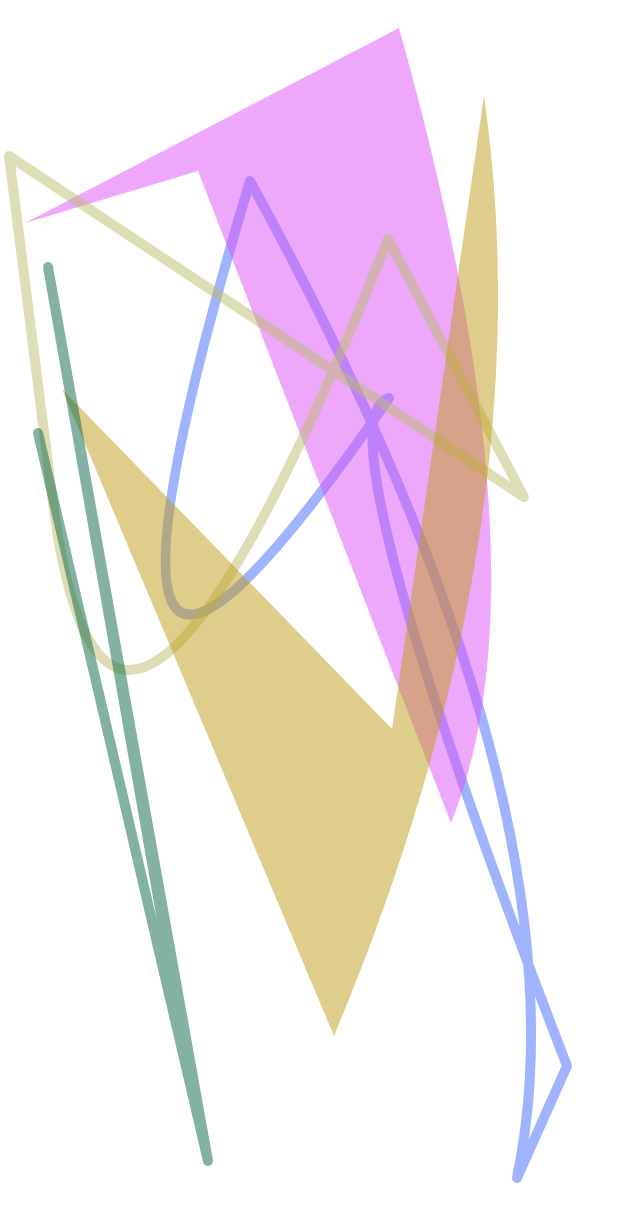
After one commit to Dmedina88/davidmedina.game, an Android app built with Jetpack Compose: the @Preview function RandomShapeScreen, on a phone screen of 412 x 824 dp. The commit adds this screen. Shown: the top 1222 px of the screen. Run offline under Robolectric (Android 15) with nearby library versions, the phone set to English and light mode, and no system bars.

Commit message:
new ai shape screen

```diff
--- /dev/null
+++ b/app/src/main/java/davidmedina/game/app/features/ai/RandomShapeScreen.kt
@@ -0,0 +1,51 @@
+package davidmedina.game.app.features.ai
+
+import androidx.compose.foundation.Canvas
+import androidx.compose.foundation.layout.fillMaxSize
+import androidx.compose.runtime.Composable
+import androidx.compose.ui.Modifier
+import androidx.compose.ui.graphics.Path
+import androidx.compose.ui.graphics.StrokeCap
+import androidx.compose.ui.graphics.StrokeJoin
+import androidx.compose.ui.graphics.drawscope.Fill
+import androidx.compose.ui.graphics.drawscope.Stroke
+import androidx.compose.ui.tooling.preview.Preview
+import kotlin.random.Random
+
+@Preview
+@Composable
+fun RandomShapeScreen() {
+    Canvas(modifier = Modifier.fillMaxSize()) {
+        (0 until 5).forEach { i ->
+            val path = Path().apply {
+                moveTo(
+                    Random.nextInt(size.width.toInt()).toFloat(),
+                    Random.nextInt(size.height.toInt()).toFloat()
+                )
+                (0 until 3).forEach { j ->
+                    if (Random.nextBoolean()) lineTo(
+                        Random.nextInt(size.width.toInt()).toFloat(),
+                        Random.nextInt(size.height.toInt()).toFloat()
+                    )
+                    else quadraticBezierTo(
+                        Random.nextInt(size.width.toInt()).toFloat(),
+                        Random.nextInt(size.height.toInt()).toFloat(),
+                        Random.nextInt(size.width.toInt()).toFloat(),
+                        Random.nextInt(size.height.toInt()).toFloat()
+                    )
+                }
+                close()
+            }
+            drawPath(
+                path,
+                color = Random.nextColor(),
+                alpha = 0.5f,
+                style = if (i % 2 == 0) Stroke(
+                    width = 10f,
+                    join = StrokeJoin.Round,
+                    cap = StrokeCap.Round
+                ) else Fill
+            )
+        }
+    }
+}
--- a/app/src/main/java/davidmedina/game/app/features/ai/ShapeScreen.kt
+++ b/app/src/main/java/davidmedina/game/app/features/ai/ShapeScreen.kt
@@ -75,13 +75,6 @@ data class Shape(
     val size: Int
 )
 
-fun Random.nextColor(): Color {
-    return Color(
-        red = nextFloat(),
-        green = nextFloat(),
-        blue = nextFloat()
-    )
-}
 
 fun DrawScope.drawShape(
     color: Color,
--- /dev/null
+++ b/app/src/main/java/davidmedina/game/app/features/ai/nextColor.kt
@@ -0,0 +1,12 @@
+package davidmedina.game.app.features.ai
+
+import androidx.compose.ui.graphics.Color
+import kotlin.random.Random
+
+fun Random.nextColor(): Color {
+    return Color(
+        red = nextFloat(),
+        green = nextFloat(),
+        blue = nextFloat()
+    )
+}
```
